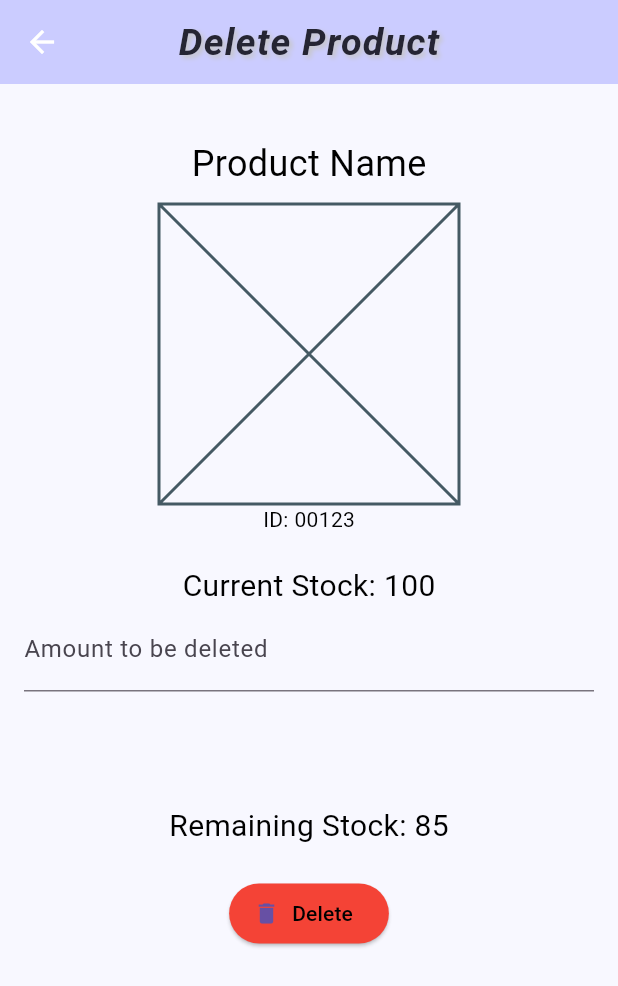
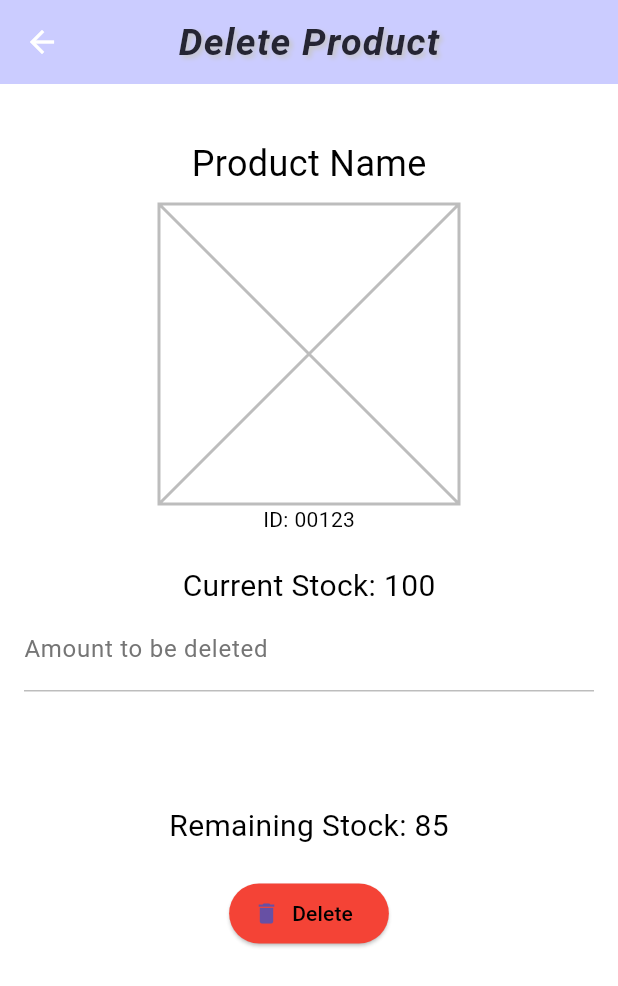
Before and after one commit to ahmettunakuran/CS310-Project, a Flutter app: the DeleteProductScreen screen opened by its route, on a phone screen of 412 x 824 dp. Shown: the top 986 px of the screen. Run offline on Flutter 3.47's test engine with Material 3 defaults, Android fonts, the phone set to English and light mode, and no system bars.

Commit message:
implemented dark mode to new screens

```diff
--- a/StockStable_project/lib/screens/delete_product_screen.dart
+++ b/StockStable_project/lib/screens/delete_product_screen.dart
@@ -1,48 +1,107 @@
 import 'package:flutter/material.dart';
+import '../utils/theme_manager.dart';
 
-class DeleteProductScreen extends StatelessWidget {
+class DeleteProductScreen extends StatefulWidget {
+  @override
+  State<DeleteProductScreen> createState() => _DeleteProductScreenState();
+}
+
+class _DeleteProductScreenState extends State<DeleteProductScreen> {
   final TextEditingController deleteAmountController = TextEditingController();
+  final ThemeManager _themeManager = ThemeManager();
+
+  @override
+  void initState() {
+    super.initState();
+    _themeManager.addListener(() {
+      if (mounted) setState(() {});
+    });
+  }
 
   @override
   Widget build(BuildContext context) {
     return Scaffold(
-      appBar: AppBar(title: Text('Delete Product'), titleTextStyle: TextStyle(color: Color(
-          0xFF252533),fontStyle: FontStyle.italic,fontSize: 25.0,fontWeight:  FontWeight.bold, letterSpacing: 0.8,shadows: [Shadow(offset: Offset(2, 2),blurRadius: 4.0,color: Color(0xFFc6c6c6))]),backgroundColor: Color(
-          0xffcbccff)
-      ,centerTitle: true,),
-      backgroundColor: Color(0xfff8f8ff),
+      appBar: AppBar(
+        title: Text('Delete Product'),
+        titleTextStyle: TextStyle(
+          color: Color(0xFF252533),
+          fontStyle: FontStyle.italic,
+          fontSize: 25.0,
+          fontWeight: FontWeight.bold,
+          letterSpacing: 0.8,
+          shadows: [Shadow(offset: Offset(2, 2), blurRadius: 4.0, color: Color(0xFFc6c6c6))],
+        ),
+        backgroundColor: Color(0xffcbccff),
+        centerTitle: true,
+      ),
+      backgroundColor: _themeManager.backgroundColor,
       body: Padding(
         padding: EdgeInsets.all(16),
         child: Column(
           children: [
-            SizedBox(height: 20,),
-            Text('Product Name', style: TextStyle(fontSize: 24)),
+            SizedBox(height: 20),
+            Text(
+              'Product Name',
+              style: TextStyle(
+                fontSize: 24,
+                color: _themeManager.primaryTextColor,
+              ),
+            ),
             SizedBox(height: 10),
             Container(
-
               width: 200,
               height: 200,
-              child: Placeholder(),
-            )
-            , // Replace with actual image
-            Text('ID: 00123'),
+              child: Placeholder(
+                color: _themeManager.isDarkMode ? Colors.grey[600]! : Colors.grey[400]!,
+              ),
+            ),
+            Text(
+              'ID: 00123',
+              style: TextStyle(color: _themeManager.primaryTextColor),
+            ),
             SizedBox(height: 20),
-            Text('Current Stock: 100',style: TextStyle(fontSize: 20),),
+            Text(
+              'Current Stock: 100',
+              style: TextStyle(
+                fontSize: 20,
+                color: _themeManager.primaryTextColor,
+              ),
+            ),
             TextField(
               controller: deleteAmountController,
-              decoration: InputDecoration(labelText: 'Amount to be deleted'),
+              decoration: InputDecoration(
+                labelText: 'Amount to be deleted',
+                labelStyle: TextStyle(
+                  color: _themeManager.isDarkMode ? Colors.grey[300] : Colors.grey[600],
+                ),
+                enabledBorder: UnderlineInputBorder(
+                  borderSide: BorderSide(
+                    color: _themeManager.isDarkMode ? Colors.grey[600]! : Colors.grey[400]!,
+                  ),
+                ),
+                focusedBorder: UnderlineInputBorder(
+                  borderSide: BorderSide(
+                    color: Colors.blue,
+                  ),
+                ),
+              ),
+              style: TextStyle(color: _themeManager.primaryTextColor),
               keyboardType: TextInputType.number,
             ),
-            SizedBox(height: 75,),
-            Text('Remaining Stock: 85',style: TextStyle(fontSize: 20),),
+            SizedBox(height: 75),
+            Text(
+              'Remaining Stock: 85',
+              style: TextStyle(
+                fontSize: 20,
+                color: _themeManager.primaryTextColor,
+              ),
+            ),
             SizedBox(height: 20),
             ElevatedButton.icon(
               style: ElevatedButton.styleFrom(backgroundColor: Colors.red),
               onPressed: () {
                 // Add validation and show AlertDialog if needed
               },
-
-
               label: Text('Delete', style: TextStyle(color: Colors.black)),
               icon: Icon(Icons.delete),
             )
```
Also changed, not shown: StockStable_project/lib/screens/forgot_password_screen.dart (+51 -10 lines), StockStable_project/lib/screens/out_of_stock_screen.dart (+33 -6 lines), StockStable_project/lib/screens/sign_up_screen.dart (+37 -7 lines), StockStable_project/lib/screens/stock_information_screen.dart (+33 -6 lines).
